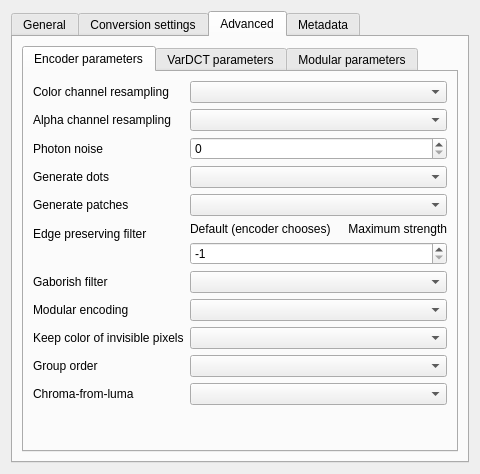
Old version of the form plugins/impex/jxl/kis_wdg_options_jpegxl.ui in the repository KDE/krita.
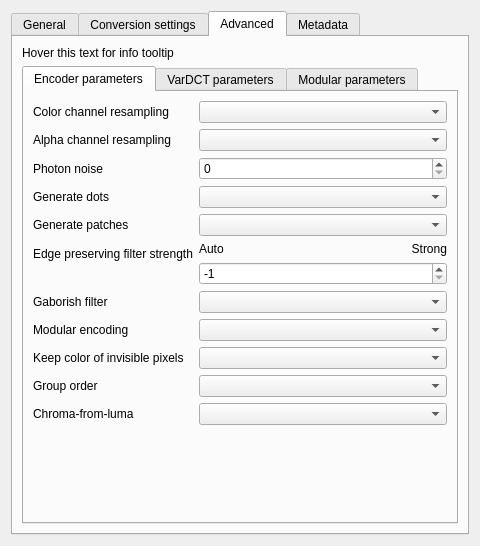
New version of the form. The open tabs and pages were chosen to show the change. Custom widgets are drawn as their Qt base class.

Commit message:
Add tooltips to JPEG XL export menu.
I used Qt5 Designer to edit the JPEG XL export menu to make it easier for users to
understand the Advanced options with some verbose tooltips.
This should improve translatability as reported in Bug 453572.

BUG:453572

The edit to the form file:
```diff
--- a/plugins/impex/jxl/kis_wdg_options_jpegxl.ui
+++ b/plugins/impex/jxl/kis_wdg_options_jpegxl.ui
@@ -11,7 +11,7 @@
     <x>0</x>
     <y>0</y>
     <width>480</width>
-    <height>474</height>
+    <height>546</height>
    </rect>
   </property>
   <property name="minimumSize">
@@ -386,6 +386,13 @@
        <string>Advanced</string>
       </attribute>
       <layout class="QVBoxLayout" name="verticalLayout_3">
+       <item>
+        <widget class="QLabel" name="label_5">
+         <property name="text">
+          <string>Hover this text for info tooltip</string>
+         </property>
+        </widget>
+       </item>
        <item>
         <widget class="QTabWidget" name="advancedParameters">
          <property name="currentIndex">
@@ -480,7 +487,7 @@
            <item row="5" column="0">
             <widget class="QLabel" name="lblEpf">
              <property name="text">
-              <string>Edge preserving filter</string>
+              <string>Edge preserving filter strength</string>
              </property>
             </widget>
            </item>
@@ -498,10 +505,13 @@
              <property name="bottomMargin">
               <number>0</number>
              </property>
+             <property name="horizontalSpacing">
+              <number>100</number>
+             </property>
              <item row="0" column="1">
               <widget class="QLabel" name="lblMax">
                <property name="text">
-                <string>Maximum strength</string>
+                <string>Strong</string>
                </property>
                <property name="alignment">
                 <set>Qt::AlignRight|Qt::AlignTrailing|Qt::AlignVCenter</set>
@@ -511,7 +521,7 @@
              <item row="0" column="0">
               <widget class="QLabel" name="lblNone1">
                <property name="text">
-                <string comment="JPEG-XL encoder options">Default (encoder chooses)</string>
+                <string comment="JPEG-XL encoder options">Auto</string>
                </property>
               </widget>
              </item>
@@ -597,6 +607,12 @@
            </item>
            <item row="10" column="0">
             <widget class="QLabel" name="lblJPEGReconCFL">
+             <property name="enabled">
+              <bool>true</bool>
+             </property>
+             <property name="toolTip">
+              <string>&lt;html&gt;&lt;head/&gt;&lt;body&gt;&lt;p&gt;Predicts color from brightness information, reducing file size. Very effective for natural images where brightness and color are correlated.&lt;/p&gt;&lt;/body&gt;&lt;/html&gt;</string>
+             </property>
              <property name="text">
               <string comment="JPEG-XL encoder options">Chroma-from-luma</string>
              </property>
```
Left out of the diff: 75 changed lines with no effect on the pictures.
